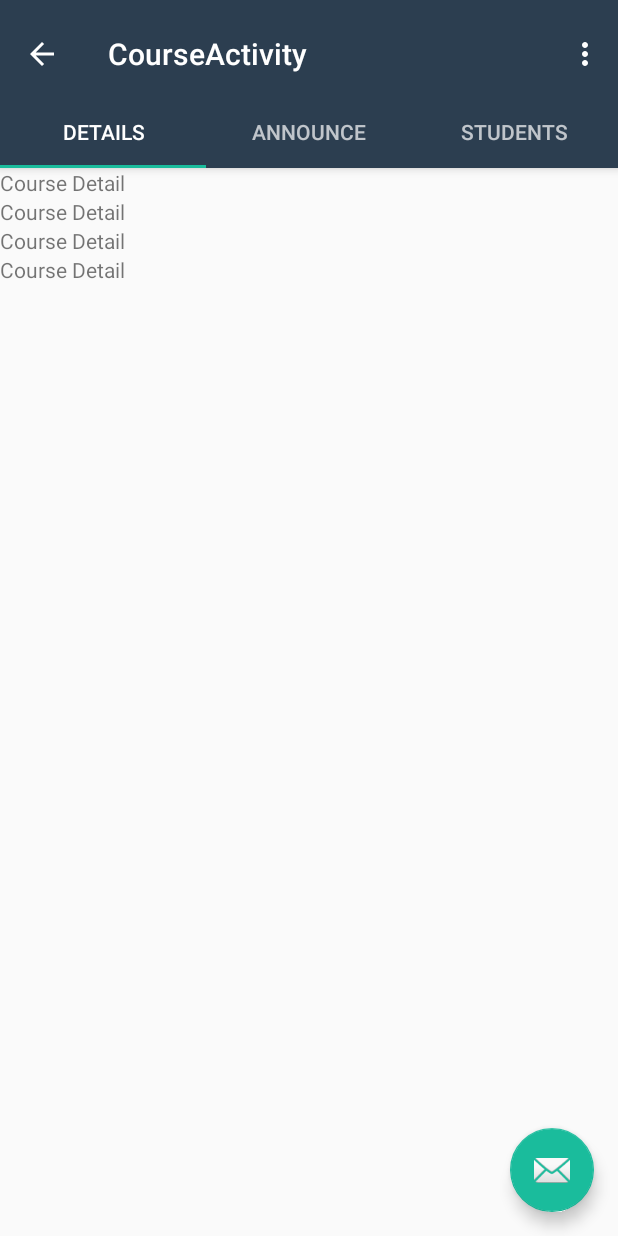
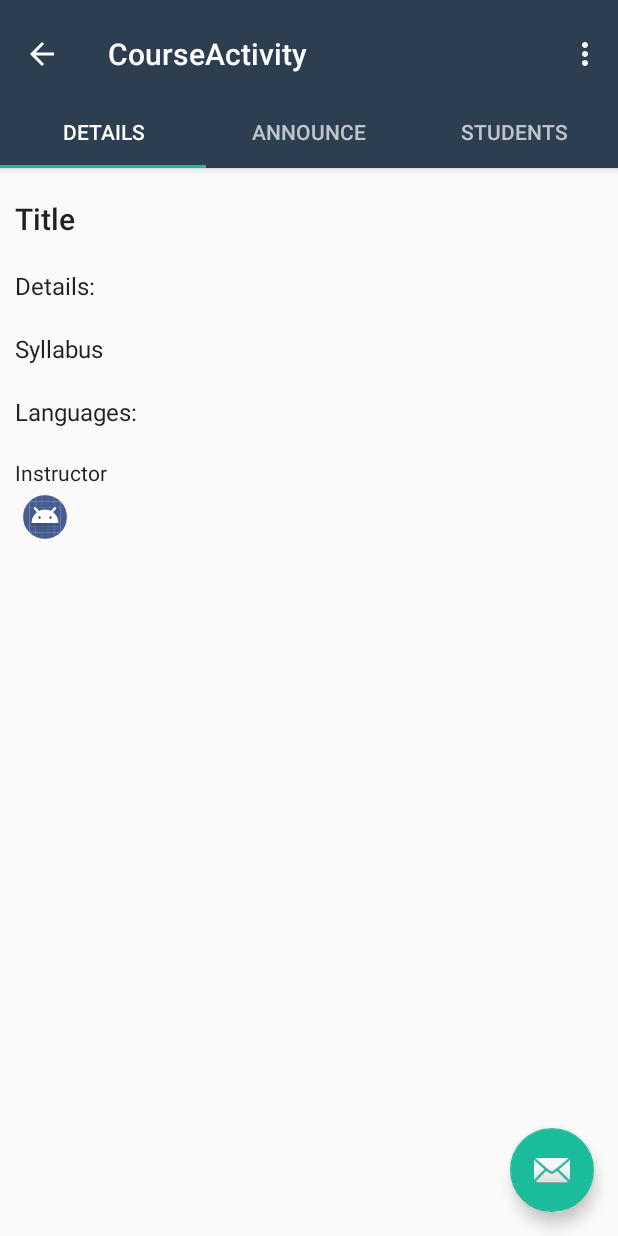
Before and after one commit to iozbeyli/LoopcakeMobile, an Android app: the CourseDetailFragment screen opened directly, with no data from a screen before it, on a phone screen of 412 x 824 dp. Run offline under Robolectric (Android 15) with nearby library versions, the phone set to English and light mode, and no system bars; plain views replace CircularImageView; 1 statement that could not run was skipped.

```diff
--- a/app/src/main/java/com/loopcake/loopcakemobile/CourseFragments/CourseStudentFragment.java
+++ b/app/src/main/java/com/loopcake/loopcakemobile/CourseFragments/CourseStudentFragment.java
@@ -60,7 +60,7 @@ public class CourseStudentFragment extends LCListFragment<User> implements Commu
 
     @Override
     public void setLayoutID() {
-
+        layoutID = R.layout.fragment_course_student;
     }
 
     @Override
--- a/app/src/main/res/layout/fragment_course_detail.xml
+++ b/app/src/main/res/layout/fragment_course_detail.xml
@@ -9,33 +9,57 @@
         android:layout_width="match_parent"
         android:layout_height="match_parent"
         android:orientation="vertical"
+        android:padding="10dp"
         >
-
+        <TextView
+            android:id="@+id/label_course_name"
+            android:layout_width="match_parent"
+            android:layout_height="wrap_content"
+            android:paddingBottom="10dp"
+            android:paddingTop="10dp"
+            android:text="Title"
+            android:textAppearance="@style/TextAppearance.AppCompat.Title" />
 
         <TextView
-        android:id="@+id/courseDetailTitle"
+            android:id="@+id/label_course_detail"
             android:layout_width="match_parent"
             android:layout_height="wrap_content"
-        android:text="Course Detail" />
+            android:paddingBottom="10dp"
+            android:paddingTop="10dp"
+            android:text="Details: "
+            android:textAppearance="@style/TextAppearance.AppCompat.Body1"
+            android:textSize="16sp" />
+
         <TextView
-        android:id="@+id/courseDetailCode"
+            android:id="@+id/label_syllabus"
             android:layout_width="match_parent"
             android:layout_height="wrap_content"
-        android:text="Course Detail" />
-    <ImageView
-        android:id="@+id/courseDetailPhoto"
-        android:layout_width="match_parent"
-        android:layout_height="wrap_content" />
+            android:paddingBottom="10dp"
+            android:paddingTop="10dp"
+            android:text="Syllabus"
+            android:textAppearance="@style/TextAppearance.AppCompat.Body1"
+            android:textSize="16sp" />
+
         <TextView
-        android:id="@+id/courseDetailInstructorName"
+            android:id="@+id/label_programming_langs"
             android:layout_width="match_parent"
             android:layout_height="wrap_content"
-        android:text="Course Detail" />
+            android:paddingBottom="10dp"
+            android:paddingTop="10dp"
+            android:text="Languages: "
+            android:textAppearance="@style/TextAppearance.AppCompat.Body1"
+            android:textSize="16sp" />
+
         <TextView
-        android:id="@+id/courseDetailInstructorDetails"
+            android:id="@+id/label_instructor"
             android:layout_width="match_parent"
             android:layout_height="wrap_content"
-        android:text="Course Detail" />
+            android:paddingTop="10dp"
+            android:text="Instructor"
+            android:textAppearance="@style/TextAppearance.AppCompat.Body1" />
+
+        <include layout="@layout/user_item" />
+
     </LinearLayout>
 
 </FrameLayout>
```
Also changed, not shown: app/src/main/java/com/loopcake/loopcakemobile/CourseFragments/CourseDetailFragment.java (+55 -9 lines), app/src/main/res/layout/fragment_course_student.xml (added, +22 -0 lines), app/src/main/res/layout/fragment_group_member.xml (+9 -0 lines). Lines whose indentation alone changed are shown as unchanged.
